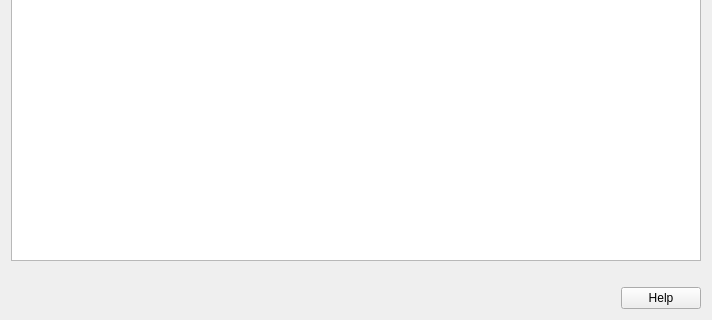
Qt form src/ui/qgsstacsourceselectbase.ui (qgis/QGIS) before a commit; both pictures show x 0 to 712 and y 274 to 594 of the 712 by 594 pixel window.
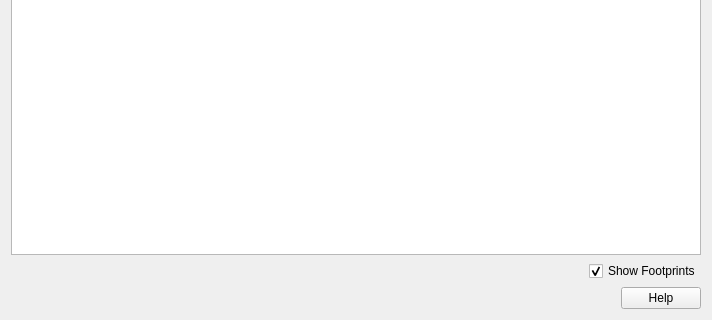
The same form after that commit.

Commit message: Show results footprints and current item footprint

```diff
--- a/src/ui/qgsstacsourceselectbase.ui
+++ b/src/ui/qgsstacsourceselectbase.ui
@@ -154,11 +154,38 @@
     </widget>
    </item>
    <item>
+    <layout class="QHBoxLayout" name="horizontalLayout_3">
+     <item>
     <widget class="QLabel" name="mStatusLabel">
      <property name="text">
       <string/>
      </property>
     </widget>
+     </item>
+     <item>
+      <spacer name="horizontalSpacer_2">
+       <property name="orientation">
+        <enum>Qt::Horizontal</enum>
+       </property>
+       <property name="sizeHint" stdset="0">
+        <size>
+         <width>40</width>
+         <height>20</height>
+        </size>
+       </property>
+      </spacer>
+     </item>
+     <item>
+      <widget class="QCheckBox" name="mFootprintsCheckBox">
+       <property name="text">
+        <string>Show Footprints</string>
+       </property>
+       <property name="checked">
+        <bool>true</bool>
+       </property>
+      </widget>
+     </item>
+    </layout>
    </item>
    <item>
     <widget class="QDialogButtonBox" name="buttonBox">
```
Lines whose indentation alone changed are shown as unchanged. The commit also changes 4 other files.
